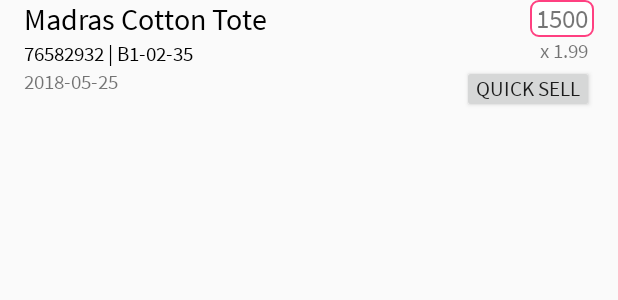
After one commit to evanca/android-development_inventory, an Android app: the layout item_product.xml on its own in the app's theme, with its tools: preview values and no code run, on a phone screen of 412 x 824 dp. The commit adds this screen. Shown: the top 300 px of the screen. Run offline under Robolectric (Android 15) with nearby library versions, the phone set to English and light mode, and no system bars.

Commit message:
Create an XML layout template for a list item

```diff
--- /dev/null
+++ b/app/src/main/res/drawable/rounded_corner.xml
@@ -0,0 +1,15 @@
+<?xml version="1.0" encoding="utf-8"?>
+<shape xmlns:android="http://schemas.android.com/apk/res/android">
+    <stroke
+        android:width="1dp"
+        android:color="@color/colorAccent" />
+
+    <solid android:color="#ffffff" />
+
+    <padding
+        android:left="1dp"
+        android:right="1dp"
+        android:top="1dp" />
+
+    <corners android:radius="5dp" />
+</shape>
--- /dev/null
+++ b/app/src/main/res/layout/item_product.xml
@@ -0,0 +1,79 @@
+<?xml version="1.0" encoding="utf-8"?>
+<android.support.constraint.ConstraintLayout xmlns:android="http://schemas.android.com/apk/res/android"
+    xmlns:app="http://schemas.android.com/apk/res-auto"
+    android:layout_width="match_parent"
+    android:layout_height="match_parent">
+
+    <TextView
+        android:id="@+id/name_textview"
+        android:layout_width="wrap_content"
+        android:layout_height="wrap_content"
+        android:layout_marginLeft="@dimen/double_grid_material_design_16dp"
+        android:layout_marginStart="@dimen/double_grid_material_design_16dp"
+        android:text="Madras Cotton Tote"
+        android:textColor="@android:color/black"
+        android:textSize="@dimen/font_h6_material_design_20sp"
+        app:fontFamily="@font/source_sans_pro"
+        app:layout_constraintStart_toStartOf="parent"
+        app:layout_constraintTop_toTopOf="parent" />
+
+    <TextView
+        android:id="@+id/info_textview"
+        android:layout_width="wrap_content"
+        android:layout_height="wrap_content"
+        android:text="76582932 | B1-02-35"
+        android:textColor="@android:color/black"
+        android:textSize="@dimen/font_body_material_design_14sp"
+        app:fontFamily="@font/source_sans_pro"
+        app:layout_constraintStart_toStartOf="@+id/name_textview"
+        app:layout_constraintTop_toBottomOf="@+id/name_textview" />
+
+    <TextView
+        android:id="@+id/date_textview"
+        android:layout_width="wrap_content"
+        android:layout_height="wrap_content"
+        android:text="2018-05-25"
+        android:textSize="@dimen/font_body_material_design_14sp"
+        app:fontFamily="@font/source_sans_pro"
+        app:layout_constraintStart_toStartOf="@+id/info_textview"
+        app:layout_constraintTop_toBottomOf="@+id/info_textview" />
+
+    <TextView
+        android:id="@+id/quantity_textview"
+        android:layout_width="wrap_content"
+        android:layout_height="wrap_content"
+        android:layout_marginEnd="@dimen/double_grid_material_design_16dp"
+        android:layout_marginRight="@dimen/double_grid_material_design_16dp"
+        android:background="@drawable/rounded_corner"
+        android:paddingEnd="@dimen/small_grid_material_design_4dp"
+        android:paddingStart="@dimen/small_grid_material_design_4dp"
+        android:text="1500"
+        android:textSize="@dimen/font_subtitle_18sp"
+        app:fontFamily="@font/source_sans_pro"
+        app:layout_constraintEnd_toEndOf="parent"
+        app:layout_constraintTop_toTopOf="parent" />
+
+    <TextView
+        android:id="@+id/price_textview"
+        android:layout_width="wrap_content"
+        android:layout_height="wrap_content"
+        android:paddingEnd="@dimen/small_grid_material_design_4dp"
+        android:text="x 1.99"
+        android:textSize="@dimen/font_body_material_design_14sp"
+        app:fontFamily="@font/source_sans_pro"
+        app:layout_constraintEnd_toEndOf="@+id/quantity_textview"
+        app:layout_constraintTop_toBottomOf="@+id/quantity_textview" />
+
+    <Button
+        android:id="@+id/button"
+        android:layout_width="wrap_content"
+        android:layout_height="@dimen/quadruple_grid_material_design_32dp"
+        android:layout_marginHorizontal="0dp"
+        android:padding="0dp"
+        android:text="QUICK SELL"
+        android:textSize="@dimen/font_body_material_design_14sp"
+        app:fontFamily="@font/source_sans_pro"
+        app:layout_constraintEnd_toEndOf="@+id/price_textview"
+        app:layout_constraintTop_toBottomOf="@+id/price_textview" />
+
+</android.support.constraint.ConstraintLayout>
--- a/app/src/main/res/values/dimens.xml
+++ b/app/src/main/res/values/dimens.xml
@@ -3,4 +3,8 @@
     <dimen name="double_grid_material_design_16dp">16dp</dimen>
     <dimen name="quadruple_grid_material_design_32dp">32dp</dimen>
     <dimen name="layout_width_small_108dp">108dp</dimen>
+    <dimen name="font_body_material_design_14sp">14sp</dimen>
+    <dimen name="font_subtitle_18sp">18sp</dimen>
+    <dimen name="font_h6_material_design_20sp">20sp</dimen>
+    <dimen name="small_grid_material_design_4dp">4dp</dimen>
 </resources>
```
Also changed, not shown: app/src/main/res/font/source_sans_pro.ttf (added).
